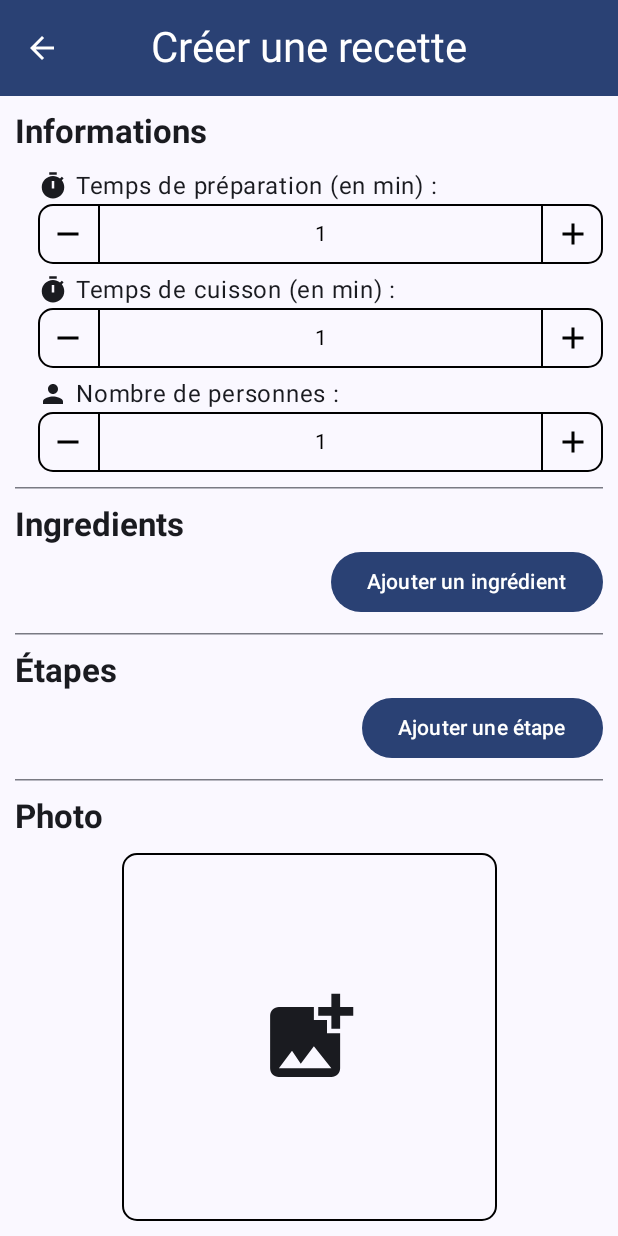
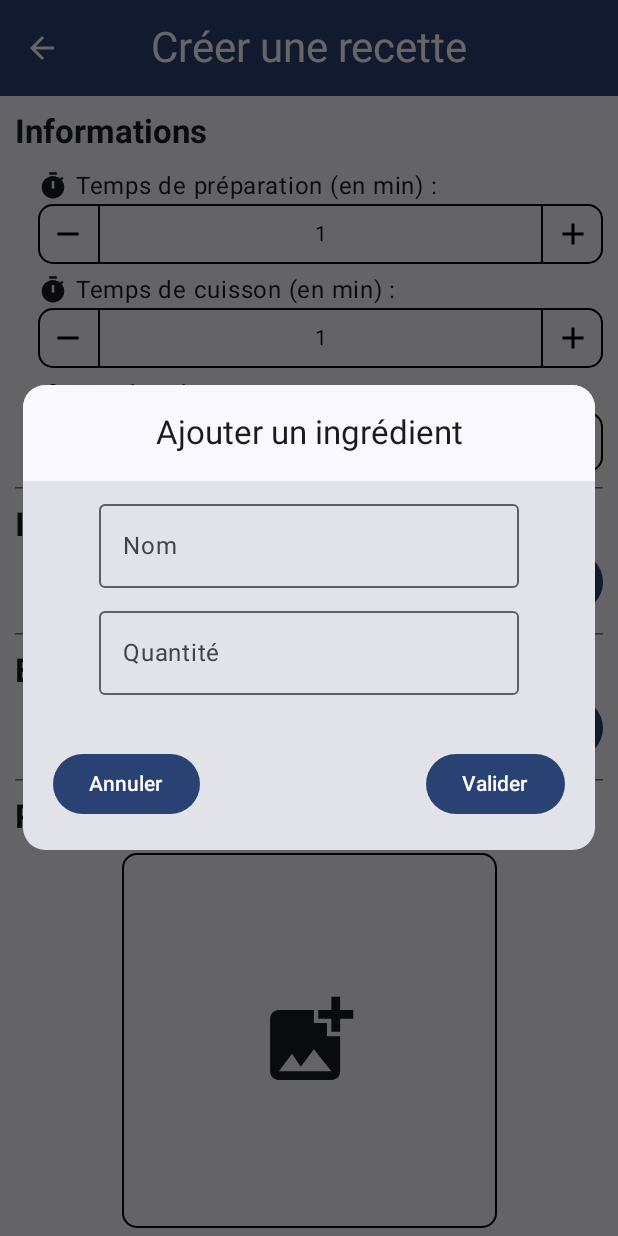
Before and after one commit to Valaaz/UFRMIMProjetDevMob, an Android app built with Jetpack Compose: the AddRecipeScreen screen opened through its navigation route, after a tap on "Ajouter un ingrédient", on a phone screen of 412 x 824 dp. Run offline under Robolectric (Android 15) with nearby library versions, the light colour scheme and no system bars; 1 statement that could not run was skipped.

Commit message:
Add dialog for adding an ingredient

```diff
--- /dev/null
+++ b/app/src/main/java/com/valaz/ufrmim_projetdevmob/ui/components/AddIngredientDialog.kt
@@ -0,0 +1,64 @@
+package com.valaz.ufrmim_projetdevmob.ui.components
+
+import androidx.compose.foundation.layout.Arrangement
+import androidx.compose.foundation.layout.Column
+import androidx.compose.foundation.layout.Row
+import androidx.compose.foundation.layout.fillMaxWidth
+import androidx.compose.foundation.layout.padding
+import androidx.compose.foundation.shape.RoundedCornerShape
+import androidx.compose.material3.Button
+import androidx.compose.material3.Card
+import androidx.compose.material3.CenterAlignedTopAppBar
+import androidx.compose.material3.ExperimentalMaterial3Api
+import androidx.compose.material3.OutlinedTextField
+import androidx.compose.material3.Text
+import androidx.compose.runtime.Composable
+import androidx.compose.ui.Alignment
+import androidx.compose.ui.Modifier
+import androidx.compose.ui.tooling.preview.Preview
+import androidx.compose.ui.unit.dp
+import androidx.compose.ui.window.Dialog
+
+@OptIn(ExperimentalMaterial3Api::class)
+@Composable
+fun AddIngredientDialog() {
+    Dialog(onDismissRequest = { /*TODO*/ }) {
+        Card(
+            modifier = Modifier
+                .fillMaxWidth()
+                .padding(15.dp),
+            shape = RoundedCornerShape(15.dp),
+        ) {
+            Column(
+                horizontalAlignment = Alignment.CenterHorizontally,
+                verticalArrangement = Arrangement.spacedBy(15.dp)
+            ) {
+                CenterAlignedTopAppBar(title = { Text(text = "Ajouter un ingrédient") })
+                OutlinedTextField(value = "", onValueChange = {}, placeholder = { Text("Nom") })
+                OutlinedTextField(
+                    value = "",
+                    onValueChange = {},
+                    placeholder = { Text("Quantité") })
+                Row(
+                    horizontalArrangement = Arrangement.SpaceBetween,
+                    modifier = Modifier
+                        .fillMaxWidth()
+                        .padding(20.dp)
+                ) {
+                    Button(onClick = { /*TODO*/ }) {
+                        Text("Annuler")
+                    }
+                    Button(onClick = { /*TODO*/ }) {
+                        Text("Valider")
+                    }
+                }
+            }
+        }
+    }
+}
+
+@Preview
+@Composable
+fun AddIngredientDialogPreview() {
+    AddIngredientDialog()
+}
--- a/app/src/main/java/com/valaz/ufrmim_projetdevmob/ui/components/RecipeCard.kt
+++ b/app/src/main/java/com/valaz/ufrmim_projetdevmob/ui/components/RecipeCard.kt
@@ -179,7 +179,6 @@ class RecipePreviewParameterProvider : PreviewParameterProvider<Recipe> {
                 Ingredient("Pâtes", "200g")
             ),
             steps = listOf("Faire bouillir l'eau"),
-            favorite = false
         )
     )
 }
--- a/app/src/main/java/com/valaz/ufrmim_projetdevmob/ui/screens/AddRecipeScreen.kt
+++ b/app/src/main/java/com/valaz/ufrmim_projetdevmob/ui/screens/AddRecipeScreen.kt
@@ -9,15 +9,13 @@ import androidx.compose.foundation.layout.fillMaxSize
 import androidx.compose.foundation.layout.fillMaxWidth
 import androidx.compose.foundation.layout.padding
 import androidx.compose.foundation.layout.size
-import androidx.compose.foundation.layout.width
-import androidx.compose.foundation.lazy.LazyColumn
-import androidx.compose.foundation.lazy.items
+import androidx.compose.foundation.rememberScrollState
 import androidx.compose.foundation.shape.RoundedCornerShape
+import androidx.compose.foundation.verticalScroll
 import androidx.compose.material.icons.Icons
 import androidx.compose.material.icons.automirrored.filled.ArrowBack
 import androidx.compose.material.icons.filled.AddPhotoAlternate
 import androidx.compose.material.icons.filled.ArrowBackIosNew
-import androidx.compose.material.icons.filled.InsertPhoto
 import androidx.compose.material.icons.filled.Person
 import androidx.compose.material.icons.filled.Timer
 import androidx.compose.material3.Button
@@ -32,6 +30,10 @@ import androidx.compose.material3.Surface
 import androidx.compose.material3.Text
 import androidx.compose.material3.TopAppBarDefaults
 import androidx.compose.runtime.Composable
+import androidx.compose.runtime.getValue
+import androidx.compose.runtime.mutableStateOf
+import androidx.compose.runtime.remember
+import androidx.compose.runtime.setValue
 import androidx.compose.ui.Alignment
 import androidx.compose.ui.Modifier
 import androidx.compose.ui.graphics.Color
@@ -40,6 +42,7 @@ import androidx.compose.ui.text.style.TextAlign
 import androidx.compose.ui.tooling.preview.Preview
 import androidx.compose.ui.unit.dp
 import com.valaz.ufrmim_projetdevmob.model.Ingredient
+import com.valaz.ufrmim_projetdevmob.ui.components.AddIngredientDialog
 import com.valaz.ufrmim_projetdevmob.ui.components.AddedIngredientCard
 import com.valaz.ufrmim_projetdevmob.ui.components.NumberInputField
 import com.valaz.ufrmim_projetdevmob.ui.components.StepCard
@@ -81,6 +84,7 @@ fun AddRecipeScreen(backAction: () -> Unit) {
             Column(
                 modifier = Modifier
                     .fillMaxSize()
+                    .verticalScroll(rememberScrollState())
                     .padding(top = 10.dp, start = 10.dp, end = 10.dp, bottom = 10.dp),
                 verticalArrangement = Arrangement.spacedBy(10.dp, Alignment.Top),
                 horizontalAlignment = Alignment.CenterHorizontally
@@ -172,6 +176,9 @@ fun InformationsSection() {
 @Composable
 fun IngredientsSection() {
     var ingredients: MutableList<Ingredient> = mutableListOf<Ingredient>()
+    var openAddIngredientDialog by remember {
+        mutableStateOf(false)
+    }
 
     Column {
         Text(
@@ -181,16 +188,19 @@ fun IngredientsSection() {
             textAlign = TextAlign.Left,
             modifier = Modifier.fillMaxWidth()
         )
-        LazyColumn(
-            verticalArrangement = Arrangement.spacedBy(15.dp)
+        Column(
+            verticalArrangement = Arrangement.spacedBy(15.dp),
         ) {
-            items(ingredients) { ingredient ->
+            ingredients.forEach { ingredient ->
                 AddedIngredientCard(ingredient = ingredient)
             }
         }
-        Button(onClick = { /*TODO*/ }, modifier = Modifier.align(Alignment.End)) {
+        Button(onClick = { openAddIngredientDialog = true }, modifier = Modifier.align(Alignment.End)) {
             Text("Ajouter un ingrédient")
         }
+
+        if (openAddIngredientDialog)
+            AddIngredientDialog()
     }
 }
 
@@ -226,7 +236,9 @@ fun PhotoSection() {
         textAlign = TextAlign.Left,
         modifier = Modifier.fillMaxWidth()
     )
-    IconButton(onClick = { /*TODO*/ }, modifier = Modifier.border(width = 1.dp, Color.Black, shape = RoundedCornerShape(10.dp)).size(250.dp)) {
+    IconButton(onClick = { /*TODO*/ }, modifier = Modifier
+        .border(width = 1.dp, Color.Black, shape = RoundedCornerShape(10.dp))
+        .size(250.dp)) {
         Icon(imageVector = Icons.Default.AddPhotoAlternate, contentDescription = Icons.Default.AddPhotoAlternate.name, modifier = Modifier.size(70.dp))
     }
 }
```
